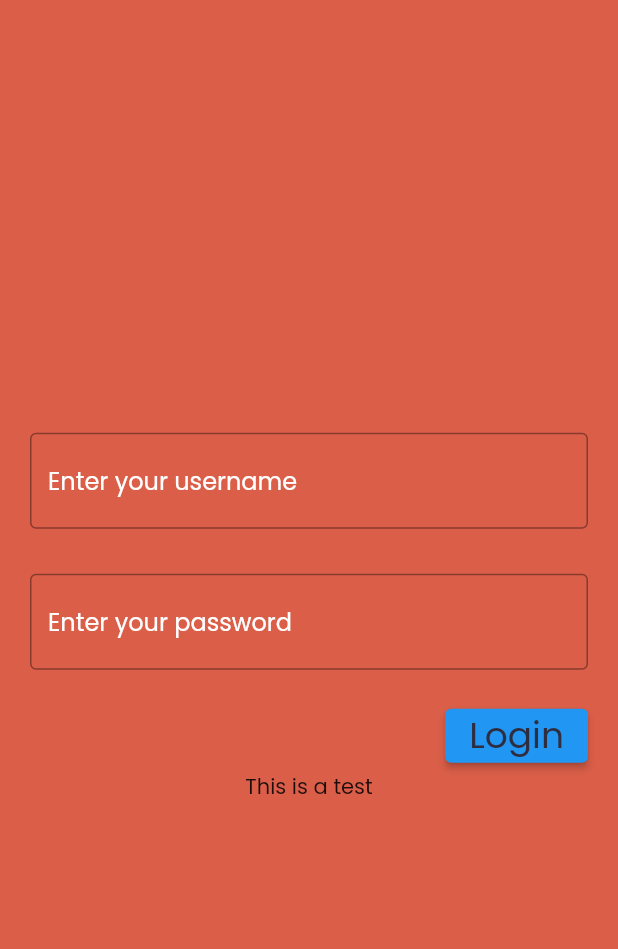
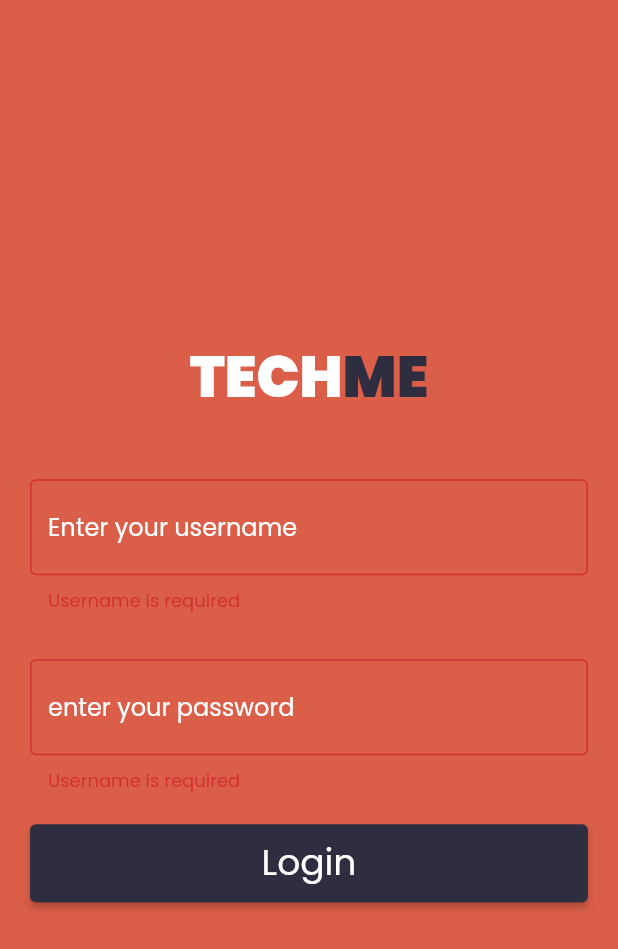
Before and after one commit to iPelino/conference_app, a Flutter app: the Login screen opened directly, after a tap on "Login", on a phone screen of 412 x 824 dp. Shown: the top 949 px of the screen. Run offline on Flutter 3.47's test engine with Material 2 defaults, Android fonts, the phone set to English and light mode, and no system bars; our stand-ins replace email_validator, google_fonts.

Commit message:
partial refactoring of login screen and styles

```diff
--- a/lib/screens/app_intro_screen.dart
+++ b/lib/screens/app_intro_screen.dart
@@ -10,16 +10,16 @@ class AppIntroWidget extends StatelessWidget {
   @override
   Widget build(BuildContext context) {
     return Scaffold(
-      backgroundColor: primaryColor,
+      backgroundColor: BrandColor.primaryColor,
       body: Padding(
         padding: const EdgeInsets.only(top: 40.0),
         child: ListView(
-          children: const [
+          children: [
             TitleWidget(),
             Center(
               child: Text(
                 style: TextStyle(
-                  color: textColor,
+                  color: BrandColor.textColor,
                   fontSize: 16,
                   fontWeight: FontWeight.w500,
                 ),
--- a/lib/screens/class_demo.dart
+++ b/lib/screens/class_demo.dart
@@ -20,9 +20,9 @@ class _CounterState extends State<Counter> {
   @override
   Widget build(BuildContext context) {
     return Scaffold(
-      backgroundColor: primaryColor,
+      backgroundColor: BrandColor.primaryColor,
       floatingActionButton: FloatingActionButton(
-        backgroundColor: secondaryColor,
+        backgroundColor: BrandColor.secondaryColor,
         child: Icon(Icons.add),
         onPressed: () {
           incrementCounter();
@@ -33,7 +33,7 @@ class _CounterState extends State<Counter> {
           "$counter",
           style: TextStyle(
             fontSize: 40,
-            color: textColor,
+            color: BrandColor.textColor,
           ),
         ),
       ),
--- a/lib/screens/login_screen.dart
+++ b/lib/screens/login_screen.dart
@@ -1,5 +1,8 @@
 import 'package:conference_app/themes/colors.dart';
+import 'package:conference_app/widgets/login_text_field.dart';
 import 'package:flutter/material.dart';
+
+import '../widgets/app_title.dart';
 
 class Login extends StatefulWidget {
   Login({Key? key}) : super(key: key);
@@ -10,80 +13,100 @@ class Login extends StatefulWidget {
 
 class _LoginState extends State<Login> {
   final usernameController = TextEditingController();
+  final passwordController = TextEditingController();
+  final _formKey = GlobalKey<FormState>();
 
-  final passwordController = TextEditingController();
+  void login(context) {
+    // check form validation
+    if (_formKey.currentState != null && _formKey.currentState!.validate()) {
+      // navigate to home screen upon successful login
+      // option 1
 
-  void login() {
-    if (usernameController.text.isNotEmpty &&
-        usernameController.text.length > 4) {
-      print("success");
-    } else {
-      print("fail");
+      // Navigator.push(
+      //   context,
+      //   MaterialPageRoute(
+      //       builder: (context) => Home(username: usernameController.text)),
+      // );
+
+      // option 2: named routes
+      // Navigator.pushNamed(
+      //   context,
+      //   'home',
+      //   arguments: '${usernameController.text}',
+      // );
+
+      // Option 3: pushReplacement
+      Navigator.pushReplacementNamed(
+        context,
+        'home',
+        arguments: '${usernameController.text}',
+      );
     }
   }
 
   @override
   Widget build(BuildContext context) {
     return Scaffold(
-      backgroundColor: primaryColor,
+      backgroundColor: BrandColor.primaryColor,
       body: Padding(
         padding: const EdgeInsets.symmetric(horizontal: 20.0),
+        child: Form(
+          key: _formKey,
           child: Column(
             mainAxisAlignment: MainAxisAlignment.center,
-          // crossAxisAlignment: CrossAxisAlignment.stretch,
+            crossAxisAlignment: CrossAxisAlignment.stretch,
             children: [
-            // TitleWidget(),
-            TextField(
+              TitleWidget(
+                  // lightTheme: true,
+                  ),
+              SizedBox(
+                height: 40,
+              ),
+              LoginTextField(
                 controller: usernameController,
-              decoration: InputDecoration(
-                hintText: "Enter your username",
-                hintStyle: TextStyle(color: textColor),
-                border: OutlineInputBorder(),
-              ),
+                validator: (value) {
+                  if (value == null || value.isEmpty) {
+                    return "Username is required";
+                  }
+                  return null;
+                },
+                hintText: 'Enter your username',
               ),
               SizedBox(
                 height: 30,
               ),
-            TextField(
+              LoginTextField(
                 controller: passwordController,
-              obscureText: true,
-              decoration: InputDecoration(
-                hintText: "Enter your password",
-                hintStyle: TextStyle(color: textColor),
-                border: OutlineInputBorder(),
-              ),
+                validator: (value) {
+                  if (value == null || value.isEmpty) {
+                    return "Password is required";
+                  }
+                  return null;
+                },
+                hintText: 'enter your password',
+                hasHiddenChars: true,
               ),
               SizedBox(
                 height: 20,
               ),
-            Row(
-              mainAxisAlignment: MainAxisAlignment.end,
-              children: [
               ElevatedButton(
                 onPressed: () {
-                    login();
+                  login(context);
                 },
+                child: Padding(
+                  padding: const EdgeInsets.symmetric(vertical: 8.0),
                   child: Text(
                     "Login",
                     style: TextStyle(
                       fontSize: 24,
-                      color: secondaryColor,
                     ),
                   ),
                 ),
+                style: ElevatedButton.styleFrom(
+                    backgroundColor: BrandColor.secondaryColor),
+              ),
             ],
           ),
-            InkWell(
-              splashColor: textColor,
-              onTap: () {
-                print("text tapped");
-              },
-              onLongPress: () {
-                print("long pressed");
-              },
-              child: Text("This is a test"),
-            ),
-          ],
         ),
       ),
     );
--- a/lib/themes/colors.dart
+++ b/lib/themes/colors.dart
@@ -6,15 +6,17 @@
 
 import 'package:flutter/material.dart';
 
-const primaryColor = Color(0xFFDA5E48);
-const primaryLightColor = Color(0xFFff8e74);
-const primaryColorDark = Color(0xFFa32e1f);
+class BrandColor {
+  static Color primaryColor = const Color(0xFFDA5E48);
+  static Color primaryLightColor = const Color(0xFFff8e74);
+  static Color primaryColorDark = const Color(0xFFa32e1f);
 
-const secondaryColor = Color(0xFF2F2E41);
-const secondaryColorLight = Color(0xFF59576c);
-const secondaryColorDark = Color(0xFF07031b);
+  static Color secondaryColor = const Color(0xFF2F2E41);
+  static Color secondaryColorLight = const Color(0xFF59576c);
+  static Color secondaryColorDark = const Color(0xFF07031b);
 
-const background = Color(0xFFB14A37);
-const textColor = Color(0xFFffffff);
+  static Color background = const Color(0xFFB14A37);
+  static Color textColor = Color(0xFFffffff);
+}
 
 // TODO: Add app theme
--- a/lib/widgets/app_title.dart
+++ b/lib/widgets/app_title.dart
@@ -3,22 +3,26 @@ import 'package:flutter/material.dart';
 import '../themes/colors.dart';
 
 class TitleWidget extends StatelessWidget {
+  final bool lightTheme;
   const TitleWidget({
     Key? key,
+    this.lightTheme = false,
   }) : super(key: key);
 
   @override
   Widget build(BuildContext context) {
     return Row(
       mainAxisAlignment: MainAxisAlignment.center,
-      children: const [
+      children: [
         Text(
           "TECH",
           style: TextStyle(
               fontFamily: "Poppins",
               fontWeight: FontWeight.w900,
               fontSize: 38,
-              color: textColor),
+              color:
+                  // changes the 'TECH' text to primary color on light background
+                  lightTheme ? BrandColor.primaryColor : BrandColor.textColor),
         ),
         Text(
           "ME",
@@ -26,7 +30,7 @@ class TitleWidget extends StatelessWidget {
               fontFamily: "Poppins",
               fontWeight: FontWeight.w900,
               fontSize: 38,
-              color: secondaryColor),
+              color: BrandColor.secondaryColor),
         ),
       ],
     );
--- /dev/null
+++ b/lib/widgets/login_text_field.dart
@@ -0,0 +1,38 @@
+import 'package:flutter/material.dart';
+
+import '../themes/colors.dart';
+
+class LoginTextField extends StatelessWidget {
+  final String hintText;
+  final TextEditingController controller;
+  final FormFieldValidator<String>? validator;
+  final bool hasHiddenChars;
+
+  const LoginTextField(
+      {Key? key,
+      required this.hintText,
+      required this.controller,
+      this.validator,
+      this.hasHiddenChars = false})
+      : super(key: key);
+
+  @override
+  Widget build(BuildContext context) {
+    return TextFormField(
+      obscureText: hasHiddenChars,
+      controller: controller,
+      style: TextStyle(color: BrandColor.textColor),
+      decoration: InputDecoration(
+        hintText: hintText,
+        hintStyle: TextStyle(color: BrandColor.textColor),
+        border: OutlineInputBorder(),
+      ),
+      validator: (value) {
+        if (value == null || value.isEmpty) {
+          return "Username is required";
+        }
+        return null;
+      },
+    );
+  }
+}
--- a/pubspec.yaml
+++ b/pubspec.yaml
@@ -39,6 +39,7 @@ dependencies:
   animated_splash_screen: ^1.3.0
   flutter_svg: ^1.1.6
   email_validator: ^2.1.17
+  google_fonts: ^3.0.1
 
 dev_dependencies:
   flutter_test:
```
Also changed, not shown: lib/main.dart (+6 -4 lines), lib/screens/home_screen.dart (added, +19 -0 lines), lib/screens/registration_screen.dart (+12 -12 lines), lib/utils/textfield_styles.dart (added, +9 -0 lines), pubspec.lock. Lines whose indentation alone changed are shown as unchanged.
